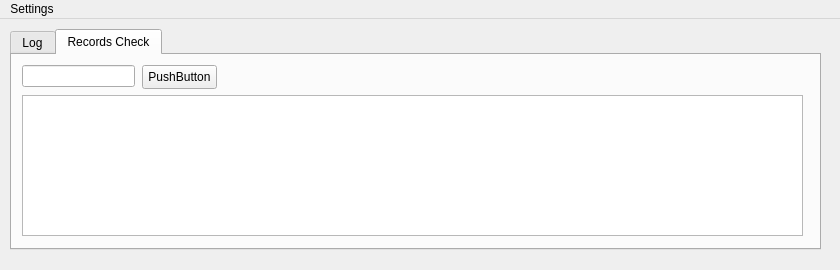
fdoug7/hdtools, file mainwindow.ui: the form before one commit.
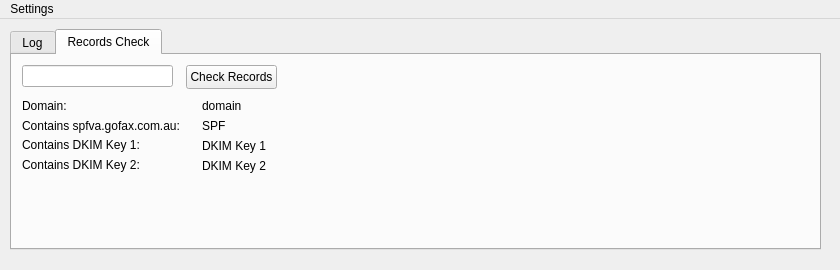
The form after the commit.

```diff
--- a/mainwindow.ui
+++ b/mainwindow.ui
@@ -50,14 +50,14 @@
      <widget class="QPushButton" name="pushButton">
       <property name="geometry">
        <rect>
-        <x>130</x>
+        <x>174</x>
         <y>10</y>
-        <width>75</width>
+        <width>91</width>
         <height>24</height>
        </rect>
       </property>
       <property name="text">
-       <string>PushButton</string>
+       <string>Check Records</string>
       </property>
      </widget>
      <widget class="QLineEdit" name="lineEdit">
@@ -65,19 +65,113 @@
        <rect>
         <x>10</x>
         <y>10</y>
-        <width>113</width>
+        <width>151</width>
         <height>22</height>
        </rect>
       </property>
      </widget>
-     <widget class="QTextBrowser" name="textBrowser">
+     <widget class="QLabel" name="domainLabel">
       <property name="geometry">
        <rect>
         <x>10</x>
         <y>40</y>
-        <width>781</width>
-        <height>141</height>
+        <width>161</width>
+        <height>21</height>
        </rect>
+      </property>
+      <property name="text">
+       <string>Domain: </string>
+      </property>
+     </widget>
+     <widget class="QLabel" name="label">
+      <property name="geometry">
+       <rect>
+        <x>10</x>
+        <y>60</y>
+        <width>161</width>
+        <height>21</height>
+       </rect>
+      </property>
+      <property name="text">
+       <string>Contains spfva.gofax.com.au: </string>
+      </property>
+     </widget>
+     <widget class="QLabel" name="label_2">
+      <property name="geometry">
+       <rect>
+        <x>10</x>
+        <y>80</y>
+        <width>161</width>
+        <height>20</height>
+       </rect>
+      </property>
+      <property name="text">
+       <string>Contains DKIM Key 1: </string>
+      </property>
+     </widget>
+     <widget class="QLabel" name="label_3">
+      <property name="geometry">
+       <rect>
+        <x>10</x>
+        <y>100</y>
+        <width>161</width>
+        <height>20</height>
+       </rect>
+      </property>
+      <property name="text">
+       <string>Contains DKIM Key 2: </string>
+      </property>
+     </widget>
+     <widget class="QLabel" name="domainLabelResult">
+      <property name="geometry">
+       <rect>
+        <x>190</x>
+        <y>40</y>
+        <width>611</width>
+        <height>21</height>
+       </rect>
+      </property>
+      <property name="text">
+       <string>domain</string>
+      </property>
+     </widget>
+     <widget class="QLabel" name="spfLabelResult">
+      <property name="geometry">
+       <rect>
+        <x>190</x>
+        <y>60</y>
+        <width>611</width>
+        <height>21</height>
+       </rect>
+      </property>
+      <property name="text">
+       <string>SPF</string>
+      </property>
+     </widget>
+     <widget class="QLabel" name="DKIMLabelResult_1">
+      <property name="geometry">
+       <rect>
+        <x>190</x>
+        <y>80</y>
+        <width>611</width>
+        <height>21</height>
+       </rect>
+      </property>
+      <property name="text">
+       <string>DKIM Key 1</string>
+      </property>
+     </widget>
+     <widget class="QLabel" name="DKIMLabelResult_2">
+      <property name="geometry">
+       <rect>
+        <x>190</x>
+        <y>100</y>
+        <width>611</width>
+        <height>21</height>
+       </rect>
+      </property>
+      <property name="text">
+       <string>DKIM Key 2</string>
       </property>
      </widget>
     </widget>
```
Left out of the diff: 10 changed lines with no effect on the pictures.
